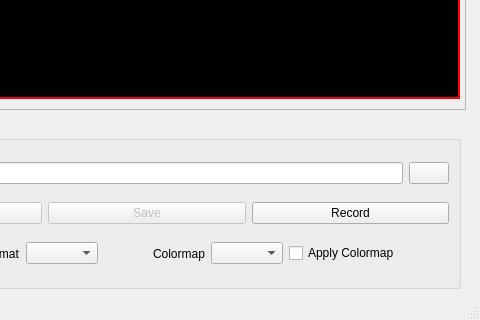
Before: the Qt Designer form stereo_viewer/stereo_viewer.ui in labforge/sdk-demos, drawn with Qt 5; both pictures show x 650 to 1130 and y 365 to 685 of the 1130 by 685 pixel window.
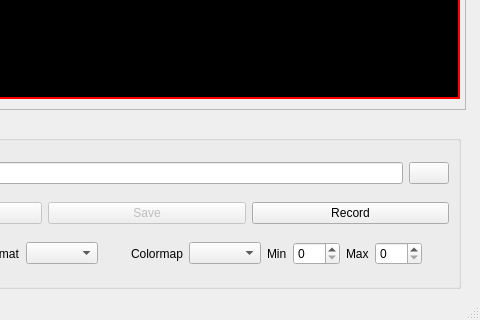
After: the same form once the commit is applied. Custom widgets are drawn as their Qt base class.

```diff
--- a/stereo_viewer/stereo_viewer.ui
+++ b/stereo_viewer/stereo_viewer.ui
@@ -537,18 +537,30 @@
               </widget>
              </item>
              <item>
-              <widget class="QCheckBox" name="chkColormap">
-               <property name="sizePolicy">
-                <sizepolicy hsizetype="Fixed" vsizetype="Fixed">
-                 <horstretch>0</horstretch>
-                 <verstretch>0</verstretch>
-                </sizepolicy>
+              <widget class="QLabel" name="lblMinDisparity">
+               <property name="text">
+                <string>Min</string>
                </property>
-               <property name="toolTip">
-                <string>Apply chosen color map ...</string>
+              </widget>
+             </item>
+             <item>
+              <widget class="QSpinBox" name="spinMinDisparity">
+               <property name="maximum">
+                <number>255</number>
                </property>
+              </widget>
+             </item>
+             <item>
+              <widget class="QLabel" name="lblMaxDisparity">
                <property name="text">
-                <string>Apply Colormap</string>
+                <string>Max</string>
+               </property>
+              </widget>
+             </item>
+             <item>
+              <widget class="QSpinBox" name="spinMaxDisparity">
+               <property name="maximum">
+                <number>255</number>
                </property>
               </widget>
              </item>
```
